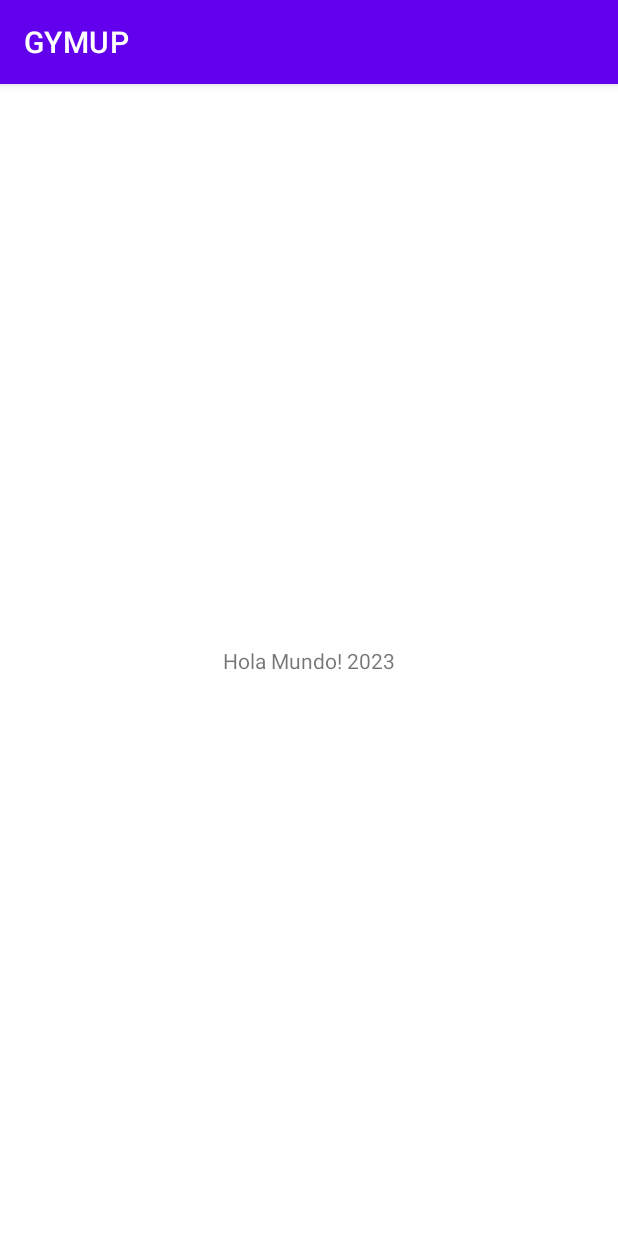
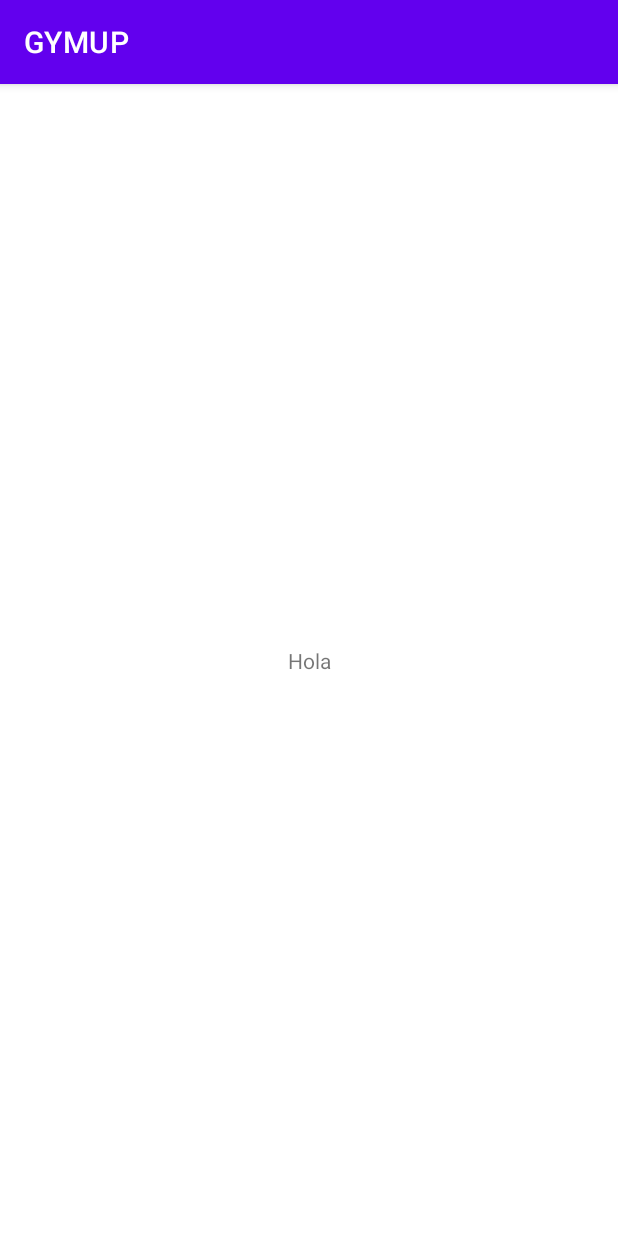
Before and after one commit to xHernanL/GYMUP, an Android app: the screen it shows after launch (MainActivity), on a phone screen of 412 x 824 dp. Run offline under Robolectric (Android 15) with nearby library versions, the phone set to English and light mode, and no system bars.

Commit message:
Actualización 15/03

```diff
--- a/app/src/main/res/layout/activity_main.xml
+++ b/app/src/main/res/layout/activity_main.xml
@@ -9,7 +9,7 @@
     <TextView
         android:layout_width="wrap_content"
         android:layout_height="wrap_content"
-        android:text="Hola Mundo! 2023"
+        android:text="@string/Hola"
         app:layout_constraintBottom_toBottomOf="parent"
         app:layout_constraintLeft_toLeftOf="parent"
         app:layout_constraintRight_toRightOf="parent"
--- a/app/src/main/res/values/strings.xml
+++ b/app/src/main/res/values/strings.xml
@@ -1,3 +1,4 @@
 <resources>
     <string name="app_name">GYMUP</string>
+    <string name="Hola">Hola</string>
 </resources>
```
Also changed, not shown: 2 other files.
